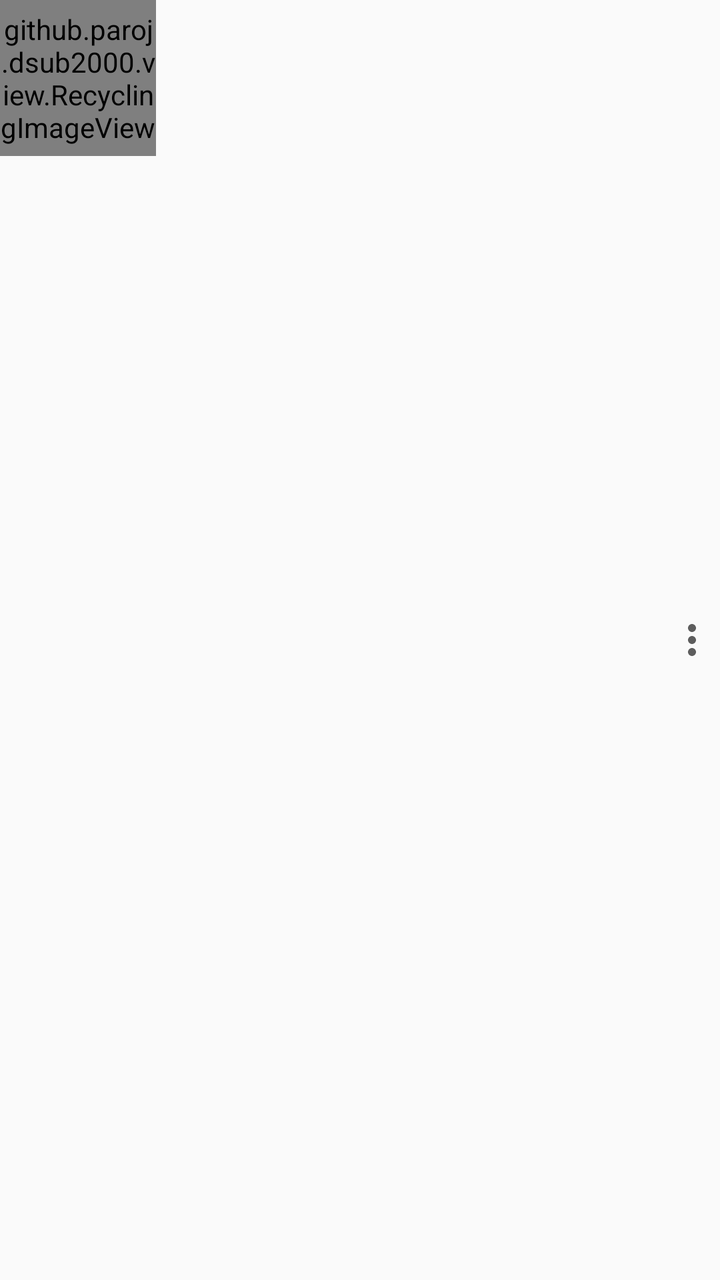
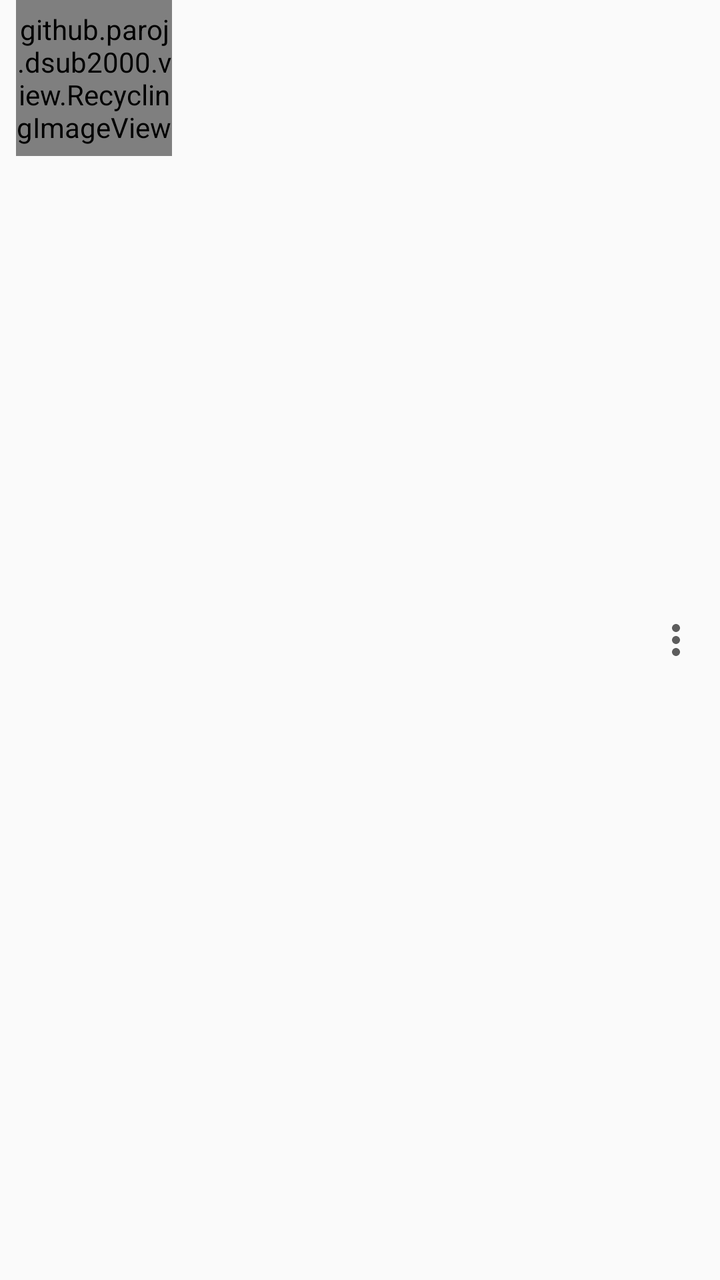

The first picture is an Android layout as it rendered before a commit; the second is the same layout after the commit. The layout source and the unified diff follow.
<!-- AndroidManifest.xml: application theme Theme.DSub2000.Light -->
<!-- res/layout/album_list_item.xml -->
<?xml version="1.0" encoding="utf-8"?>
<LinearLayout xmlns:android="http://schemas.android.com/apk/res/android"
			  android:id="@id/drag_handle"
			  android:orientation="horizontal"
			  android:layout_width="fill_parent"
			  android:layout_height="wrap_content"
			  android:background="?attr/selectableItemBackground">

	<RelativeLayout
		android:layout_width="@dimen/AlbumArt.Small"
		android:layout_height="@dimen/AlbumArt.Small">

		<github.paroj.dsub2000.view.RecyclingImageView
			android:id="@+id/album_coverart"
			android:layout_width="@dimen/AlbumArt.Small"
			android:layout_height="@dimen/AlbumArt.Small"
			android:layout_gravity="left|center_vertical"/>

		<RatingBar
			android:id="@+id/album_rating"
			android:layout_width="wrap_content"
			android:layout_height="wrap_content"
			android:isIndicator="true"
			android:layout_centerHorizontal="true"
			android:numStars="5"
			style="@android:style/Widget.Holo.RatingBar.Small"
			android:layout_alignParentBottom="true"
			android:visibility="gone"/>
	</RelativeLayout>

	<LinearLayout
		android:orientation="vertical"
		android:layout_width="0dip"
		android:layout_height="wrap_content"
		android:layout_weight="1"
		android:layout_gravity="left|center_vertical"
		android:paddingLeft="10dip"
		android:paddingRight="3dip">

		<TextView
			android:id="@+id/album_title"
			android:layout_width="wrap_content"
			android:layout_height="wrap_content"
			android:textAppearance="?android:attr/textAppearanceMedium"
			android:singleLine="true"
			android:ellipsize="end"
			android:paddingBottom="6dip"
			android:textColor="?android:textColorPrimary"/>

		<TextView
			android:id="@+id/album_artist"
			android:layout_width="wrap_content"
			android:layout_height="wrap_content"
			android:textAppearance="?android:attr/textAppearanceSmall"
			android:singleLine="true"
			android:textColor="?android:textColorSecondary"/>

	</LinearLayout>

	<ImageButton
		android:id="@+id/album_star"
		android:layout_width="@dimen/Star.Small"
		android:layout_height="@dimen/Star.Small"
		android:scaleType="fitCenter"
		android:layout_gravity="right|center_vertical"
		android:background="@android:color/transparent"
		android:focusable="false"
		android:visibility="gone"/>

	<ImageView
		android:id="@+id/item_more"
		android:src="?attr/download_none"
		android:layout_width="wrap_content"
		android:layout_height="fill_parent"
		android:layout_gravity="right|center_vertical"
		style="@style/MoreButton"/>
</LinearLayout>
<!-- resources referenced by this layout -->
<resources>
  <style name="Theme.DSub2000.Light.Base" parent="@style/Theme.AppCompat.Light.DarkActionBar">
  		<item name="element_color">@color/lightElement</item>
  		<item name="actionbar_element_color">@color/darkElement</item>
  		<item name="offline_icon">@drawable/main_offline</item>
  		<item name="media_button_backward">@drawable/media_backward</item>
  		<item name="media_button_forward">@drawable/media_forward</item>
  		<item name="media_button_rewind">@drawable/media_rewind</item>
  		<item name="media_button_fastforward">@drawable/media_fastforward</item>
  		<item name="media_button_pause">@drawable/media_pause</item>
  		<item name="media_button_repeat_off">@drawable/media_repeat_off</item>
  		<item name="media_button_repeat_single">@drawable/media_repeat_single</item>
  		<item name="media_button_repeat_all">@drawable/media_repeat_all</item>
  		<item name="media_button_start">@drawable/media_start</item>
  		<item name="media_button_stop">@drawable/media_stop</item>
  		<item name="actionbar_backward">@drawable/actionbar_media_backward</item>
  		<item name="actionbar_forward">@drawable/actionbar_media_forward</item>
  		<item name="actionbar_pause">@drawable/actionbar_media_pause</item>
  		<item name="actionbar_start">@drawable/actionbar_media_start</item>
  		<item name="actionbar_stop">@drawable/actionbar_media_stop</item>
  		<item name="actionbar_rewind">@drawable/actionbar_media_rewind</item>
  		<item name="actionbar_fastforward">@drawable/actionbar_media_fastforward</item>
  		<item name="chat_send">@drawable/ic_menu_chat_send</item>
  		<item name="add">@drawable/ic_action_add</item>
  		<item name="download_none">@drawable/download_none</item>
  		<item name="shuffle">@drawable/actionbar_shuffle</item>
  		<item name="shuffle_button">@drawable/ic_menu_shuffle</item>
  		<item name="refresh">@drawable/actionbar_refresh</item>
  		<item name="search">@drawable/actionbar_search</item>
  		<item name="remove">@drawable/ic_menu_remove</item>
  		<item name="save">@drawable/actionbar_save</item>
  		<item name="volume">@drawable/ic_action_volume</item>
  		<item name="toggle_list">@drawable/action_toggle_list</item>
  		<item name="select_server">@drawable/main_select_server</item>
  		<item name="select_tabs">@drawable/main_select_tabs</item>
  		<item name="playing">@drawable/playing</item>
  		<item name="downloading">@drawable/downloading</item>
  		<item name="bookmark">@drawable/ic_action_bookmark</item>
  		<item name="share">@drawable/ic_menu_share</item>
  		<item name="add_person">@drawable/ic_menu_add_person</item>
  		<item name="rating_bad">@drawable/ic_action_rating_bad</item>
  		<item name="rating_good">@drawable/ic_action_rating_good</item>
  		<item name="rating_combined">@drawable/ic_action_rating_combined</item>
  		<item name="radio">@drawable/actionbar_radio</item>
  		<item name="star">@drawable/ic_toggle_star</item>
  		<item name="download">@drawable/actionbar_download</item>
  		<item name="playback_speed">@drawable/ic_action_playback_speed</item>
  		<item name="drawerHome">@drawable/main_offline</item>
  		<item name="drawerLibrary">@drawable/ic_menu_library</item>
  		<item name="drawerPlaylists">@drawable/ic_menu_playlist</item>
  		<item name="drawerPodcasts">@drawable/ic_menu_podcast</item>
  		<item name="drawerBookmarks">@drawable/ic_menu_bookmark</item>
  		<item name="drawerInternetRadioStations">@drawable/ic_menu_radio</item>
  		<item name="drawerShares">@drawable/ic_menu_share</item>
  		<item name="drawerChat">@drawable/ic_menu_chat</item>
  		<item name="drawerAdmin">@drawable/ic_menu_admin</item>
  		<item name="drawerDownloading">@drawable/ic_menu_download</item>
  		<item name="drawerSettings">@drawable/ic_menu_settings</item>
  		<item name="drawerArrowStyle">@style/DSub2000.DrawerArrow</item>
  		<item name="colorPrimary">@color/lightPrimary</item>
  		<item name="colorPrimaryDark">@color/lightPrimaryDark</item>
  		<item name="colorAccent">@color/lightAccent</item>
  		<item name="actionbarBackgroundColor">@color/lightPrimary</item>
  		<item name="actionbarTitleStyle">@style/TextAppearance.AppCompat.Widget.ActionBar.Title.Inverse</item>
  		<item name="actionbarSubtitleStyle">@style/TextAppearance.AppCompat.Widget.ActionBar.Subtitle.Inverse</item>
  		<item name="actionbarPopupStyle">@style/ThemeOverlay.AppCompat.Light</item>
  		<item name="actionbarThemeStyle">@style/ThemeOverlay.AppCompat.Dark.ActionBar</item>
  		<item name="android:spinnerItemStyle">@style/DarkSpinnerItem</item>
  		<item name="drawerTitleStyle">@style/TextAppearance.AppCompat.Widget.ActionBar.Title.Inverse</item>
  		<item name="drawerSubtitleStyle">@style/TextAppearance.AppCompat.Widget.ActionBar.Subtitle.Inverse</item>
  		<item name="windowActionModeOverlay">true</item>
  		<item name="actionModeBackground">?attr/colorPrimary</item>
  		<item name="card_background">@android:color/white</item>
  		<item name="cardBackgroundDrawable">@drawable/card_rounded_corners</item>
  		<item name="drawerHeaderBackground">@drawable/drawer_header_light</item>
  	</style>
  <!-- unchanged entries left out for length: 67 -->
</resources>

<!-- the commit's change to res/layout/album_list_item.xml (unified diff, before → after) -->
@@ -4,7 +4,9 @@
 			  android:orientation="horizontal"
 			  android:layout_width="fill_parent"
 			  android:layout_height="wrap_content"
-			  android:background="?attr/selectableItemBackground">
+			  android:background="?attr/selectableItemBackground"
+			  android:paddingLeft="@dimen/ListPadding.Artwork"
+			  android:paddingRight="@dimen/ListPadding.Artwork">
 
 	<RelativeLayout
 		android:layout_width="@dimen/AlbumArt.Small"
@@ -42,6 +44,7 @@
 			android:layout_width="wrap_content"
 			android:layout_height="wrap_content"
 			android:textAppearance="?android:attr/textAppearanceMedium"
+			android:textSize="@dimen/ListText.Primary"
 			android:singleLine="true"
 			android:ellipsize="end"
 			android:paddingBottom="6dip"
@@ -52,6 +55,7 @@
 			android:layout_width="wrap_content"
 			android:layout_height="wrap_content"
 			android:textAppearance="?android:attr/textAppearanceSmall"
+			android:textSize="@dimen/ListText.Secondary"
 			android:singleLine="true"
 			android:textColor="?android:textColorSecondary"/>
 
<!-- resource entries referenced after the edit -->
@@ -1,6 +1,13 @@
 <!-- resources referenced by this layout -->
 <resources>
+  <dimen name="ListPadding.Artwork">8dp</dimen>
+  <dimen name="ListText.Primary">16sp</dimen>
+  <dimen name="ListText.Secondary">13sp</dimen>
   <style name="Theme.DSub2000.Light.Base" parent="@style/Theme.AppCompat.Light.DarkActionBar">
+  		<item name="android:textAppearanceListItem">@style/ListPreferenceText</item>
+  		<item name="android:textAppearanceListItemSecondary">@style/ListPreferenceText.Secondary</item>
+  		<item name="android:listPreferredItemPaddingStart">@dimen/ListPadding.Horizontal</item>
+  		<item name="android:listPreferredItemPaddingEnd">@dimen/ListPadding.Horizontal</item>
   		<item name="element_color">@color/lightElement</item>
   		<item name="actionbar_element_color">@color/darkElement</item>
   		<item name="offline_icon">@drawable/main_offline</item>
@@ -75,6 +82,13 @@
   		<item name="cardBackgroundDrawable">@drawable/card_rounded_corners</item>
   		<item name="drawerHeaderBackground">@drawable/drawer_header_light</item>
   	</style>
+  <style name="ListPreferenceText" parent="@android:style/TextAppearance.Material.Subhead">
+  		<item name="android:textSize">15sp</item>
+  	</style>
+  <style name="ListPreferenceText.Secondary" parent="@android:style/TextAppearance.Material.Body1">
+  		<item name="android:textSize">@dimen/ListText.Secondary</item>
+  	</style>
+  <dimen name="ListPadding.Horizontal">20dp</dimen>
   <!-- unchanged entries left out for length: 67 -->
 </resources>
 
